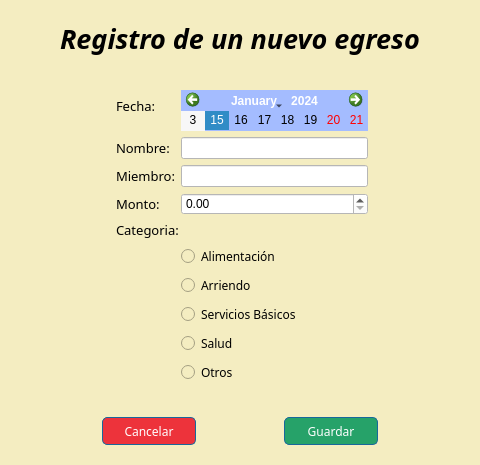
JuanFraDev/ProyectoFinal_POO, file nuevo_egre.ui: the form before one commit.
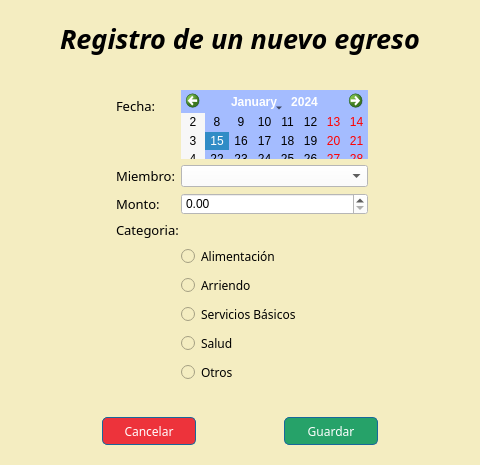
The form after the commit.

```diff
--- a/nuevo_egre.ui
+++ b/nuevo_egre.ui
@@ -145,26 +145,6 @@
            </property>
           </widget>
          </item>
-         <item row="2" column="0">
-          <widget class="QLabel" name="label_3">
-           <property name="font">
-            <font>
-             <family>Lucida Bright</family>
-             <pointsize>10</pointsize>
-            </font>
-           </property>
-           <property name="text">
-            <string>Nombre:</string>
-           </property>
-          </widget>
-         </item>
-         <item row="2" column="1">
-          <widget class="QLineEdit" name="lineEdit_2">
-           <property name="styleSheet">
-            <string notr="true">background-color: rgb(255, 255, 255);</string>
-           </property>
-          </widget>
-         </item>
          <item row="4" column="0">
           <widget class="QLabel" name="label_2">
            <property name="font">
@@ -178,13 +158,6 @@
            </property>
           </widget>
          </item>
-         <item row="4" column="1">
-          <widget class="QLineEdit" name="lineEdit">
-           <property name="styleSheet">
-            <string notr="true">background-color: rgb(255, 255, 255);</string>
-           </property>
-          </widget>
-         </item>
          <item row="6" column="0">
           <widget class="QLabel" name="label_5">
            <property name="font">
@@ -278,6 +251,18 @@
            </property>
           </widget>
          </item>
+         <item row="4" column="1">
+          <widget class="QComboBox" name="comboBox">
+           <property name="font">
+            <font>
+             <family>Segoe UI</family>
+            </font>
+           </property>
+           <property name="styleSheet">
+            <string notr="true">background-color: rgb(255, 255, 255);</string>
+           </property>
+          </widget>
+         </item>
         </layout>
        </widget>
       </item>
```
Left out of the diff: 5 changed lines with no effect on the pictures.
